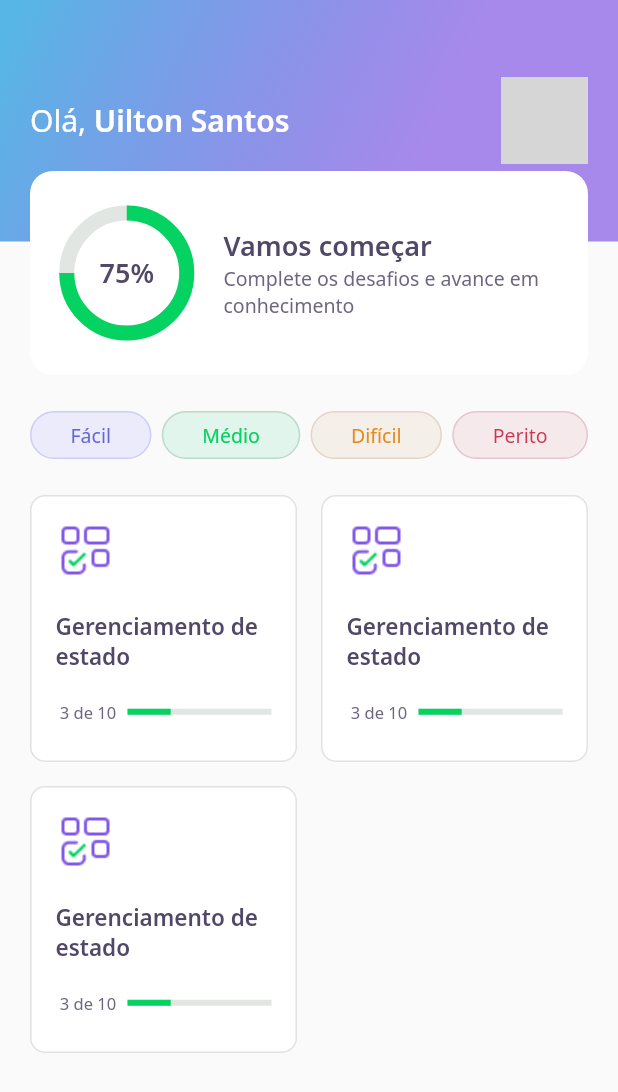
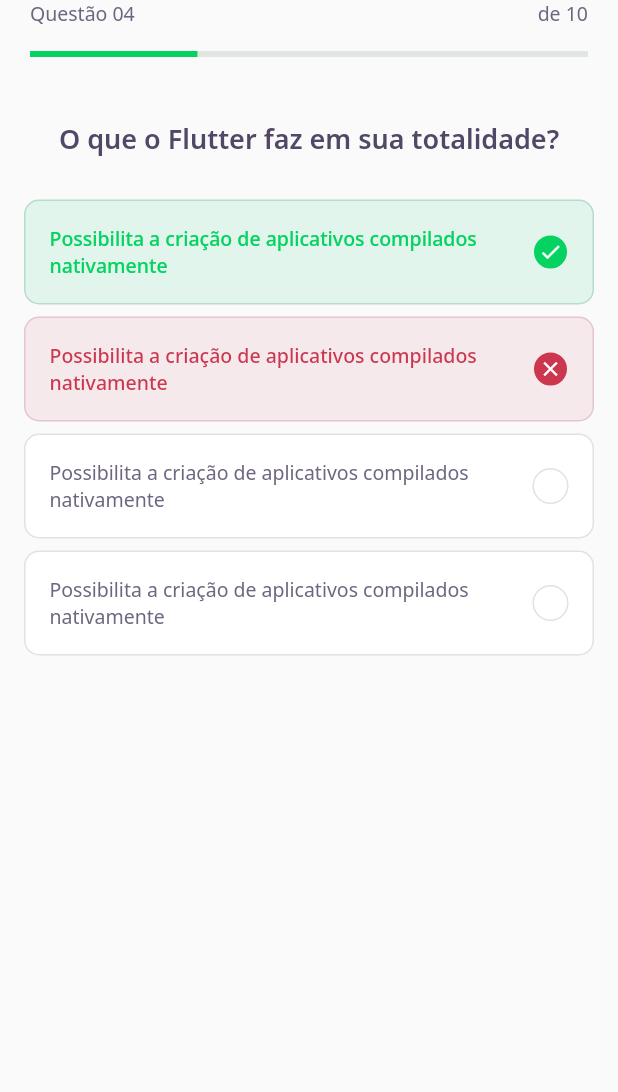
Before and after one commit to uiltonjose/NLW-5-flutter, a Flutter app: the screen it shows after launch, on a phone screen of 412 x 824 dp. Shown: the top 1092 px of the screen. Run offline on Flutter 3.47's test engine with Material 2 defaults, Android fonts, the phone set to English and light mode, and no system bars; our stand-ins replace google_fonts; grey boxes are pictures that could not be loaded.

Commit message:
Class 2: - Quiz Page (partial commit, missing interaction)

```diff
--- /dev/null
+++ b/lib/challenge/challenge_page.dart
@@ -0,0 +1,23 @@
+import 'package:devquiz/challenge/widgets/question_indicator/question_indicator_widget.dart';
+import 'package:devquiz/challenge/widgets/quiz/quiz_widget.dart';
+import 'package:flutter/material.dart';
+
+class ChallengePage extends StatefulWidget {
+  @override
+  _ChallengePageState createState() => _ChallengePageState();
+}
+
+class _ChallengePageState extends State<ChallengePage> {
+  @override
+  Widget build(BuildContext context) {
+    return Scaffold(
+      appBar: PreferredSize(
+        preferredSize: Size.fromHeight(80),
+        child: SafeArea(top: true, child: QuestionIndicatorWidget()),
+      ),
+      body: QuizWidgets(
+        title: 'O que o Flutter faz em sua totalidade?',
+      ),
+    );
+  }
+}
--- /dev/null
+++ b/lib/challenge/widgets/answer/answer_widget.dart
@@ -0,0 +1,87 @@
+import 'package:flutter/material.dart';
+
+import '../../../core/app_colors.dart';
+import '../../../core/app_text_styles.dart';
+
+class AnswerWidget extends StatelessWidget {
+  final String title;
+  final bool isCorrect;
+  final bool isSelected;
+
+  const AnswerWidget(
+      {Key? key,
+      required this.title,
+      this.isCorrect = false,
+      this.isSelected = false})
+      : super(key: key);
+
+  Color get _selectedColorCorrect =>
+      isCorrect ? AppColors.darkGreen : AppColors.darkRed;
+
+  Color get _selectedBorderCorrect =>
+      isCorrect ? AppColors.lightGreen : AppColors.lightRed;
+
+  Color get _selectedColorCardCorrect =>
+      isCorrect ? AppColors.lightGreen : AppColors.lightRed;
+
+  Color get _selectedBorderCardCorrect =>
+      isCorrect ? AppColors.green : AppColors.red;
+
+  TextStyle get _selectedTextStyleCorrect =>
+      isCorrect ? AppTextStyles.bodyDarkGreen : AppTextStyles.bodyDarkRed;
+
+  IconData get _selectedIconCorrect => isCorrect ? Icons.check : Icons.close;
+
+  @override
+  Widget build(BuildContext context) {
+    return Padding(
+      padding: const EdgeInsets.symmetric(horizontal: 16, vertical: 4),
+      child: Container(
+          padding: const EdgeInsets.all(16),
+          decoration: BoxDecoration(
+            color: isSelected ? _selectedColorCardCorrect : AppColors.white,
+            borderRadius: BorderRadius.circular(10),
+            border: Border.fromBorderSide(
+              BorderSide(
+                  color: isSelected
+                      ? _selectedBorderCardCorrect
+                      : AppColors.border),
+            ),
+          ),
+          child: Row(
+            mainAxisAlignment: MainAxisAlignment.spaceBetween,
+            children: [
+              Expanded(
+                child: Text(
+                  title,
+                  style: isSelected
+                      ? _selectedTextStyleCorrect
+                      : AppTextStyles.body,
+                ),
+              ),
+              Container(
+                width: 24,
+                height: 24,
+                decoration: BoxDecoration(
+                  color: isSelected ? _selectedColorCorrect : AppColors.white,
+                  borderRadius: BorderRadius.circular(500),
+                  border: Border.fromBorderSide(
+                    BorderSide(
+                        color: isSelected
+                            ? _selectedBorderCorrect
+                            : AppColors.border),
+                  ),
+                ),
+                child: isSelected
+                    ? Icon(
+                        _selectedIconCorrect,
+                        size: 16,
+                        color: Colors.white,
+                      )
+                    : null,
+              )
+            ],
+          )),
+    );
+  }
+}
--- /dev/null
+++ b/lib/challenge/widgets/question_indicator/question_indicator_widget.dart
@@ -0,0 +1,26 @@
+import 'package:devquiz/shared/widgets/progress_indicator/progress_indicator_widget.dart';
+import 'package:flutter/material.dart';
+
+import '../../../core/app_text_styles.dart';
+
+class QuestionIndicatorWidget extends StatelessWidget {
+  @override
+  Widget build(BuildContext context) {
+    return Container(
+      padding: const EdgeInsets.symmetric(horizontal: 20),
+      child: Column(
+        children: [
+          Row(
+            mainAxisAlignment: MainAxisAlignment.spaceBetween,
+            children: [
+              Text('Questão 04', style: AppTextStyles.body),
+              Text('de 10', style: AppTextStyles.body),
+            ],
+          ),
+          SizedBox(height: 16),
+          ProgressIndicatorWidget(value: 0.3),
+        ],
+      ),
+    );
+  }
+}
--- /dev/null
+++ b/lib/challenge/widgets/quiz/quiz_widget.dart
@@ -0,0 +1,43 @@
+import 'package:devquiz/challenge/widgets/answer/answer_widget.dart';
+import 'package:flutter/material.dart';
+
+import '../../../core/app_text_styles.dart';
+
+class QuizWidgets extends StatelessWidget {
+  final String title;
+
+  const QuizWidgets({Key? key, required this.title}) : super(key: key);
+
+  @override
+  Widget build(BuildContext context) {
+    return Container(
+      child: Column(
+        children: [
+          Text(
+            title,
+            style: AppTextStyles.heading,
+          ),
+          SizedBox(
+            height: 24,
+          ),
+          AnswerWidget(
+              title:
+                  'Possibilita a criação de aplicativos compilados nativamente',
+              isCorrect: true,
+              isSelected: true),
+          AnswerWidget(
+              title:
+                  'Possibilita a criação de aplicativos compilados nativamente',
+              isCorrect: false,
+              isSelected: true),
+          AnswerWidget(
+              title:
+                  'Possibilita a criação de aplicativos compilados nativamente'),
+          AnswerWidget(
+              title:
+                  'Possibilita a criação de aplicativos compilados nativamente'),
+        ],
+      ),
+    );
+  }
+}
--- a/lib/core/app_widget.dart
+++ b/lib/core/app_widget.dart
@@ -1,12 +1,15 @@
+import 'package:devquiz/challenge/challenge_page.dart';
 import 'package:devquiz/home/home_page.dart';
 import 'package:flutter/material.dart';
+
+import '../home/home_page.dart';
 
 class AppWidget extends StatelessWidget {
   @override
   Widget build(BuildContext context) {
     return MaterialApp(
       title: "DevQuiz",
-      home: HomePage(),
+      home: ChallengePage(), //HomePage()
     );
   }
 }
--- a/lib/home/widgets/quiz_card/quiz_card_widget.dart
+++ b/lib/home/widgets/quiz_card/quiz_card_widget.dart
@@ -1,3 +1,4 @@
+import 'package:devquiz/shared/widgets/progress_indicator/progress_indicator_widget.dart';
 import 'package:flutter/material.dart';
 
 import '../../../core/app_colors.dart';
@@ -39,12 +40,7 @@ class QuizCardWidget extends StatelessWidget {
               ),
               Expanded(
                 flex: 2,
-                child: LinearProgressIndicator(
-                  value: 0.3,
-                  backgroundColor: AppColors.chartSecondary,
-                  valueColor:
-                      AlwaysStoppedAnimation<Color>(AppColors.chartPrimary),
-                ),
+                child: ProgressIndicatorWidget(value: 0.3),
               )
             ],
           )
--- /dev/null
+++ b/lib/shared/widgets/progress_indicator/progress_indicator_widget.dart
@@ -0,0 +1,19 @@
+import 'package:flutter/material.dart';
+
+import '../../../core/app_colors.dart';
+
+class ProgressIndicatorWidget extends StatelessWidget {
+  final double value;
+
+  const ProgressIndicatorWidget({Key? key, required this.value})
+      : super(key: key);
+
+  @override
+  Widget build(BuildContext context) {
+    return LinearProgressIndicator(
+      value: value,
+      backgroundColor: AppColors.chartSecondary,
+      valueColor: AlwaysStoppedAnimation<Color>(AppColors.chartPrimary),
+    );
+  }
+}
```
